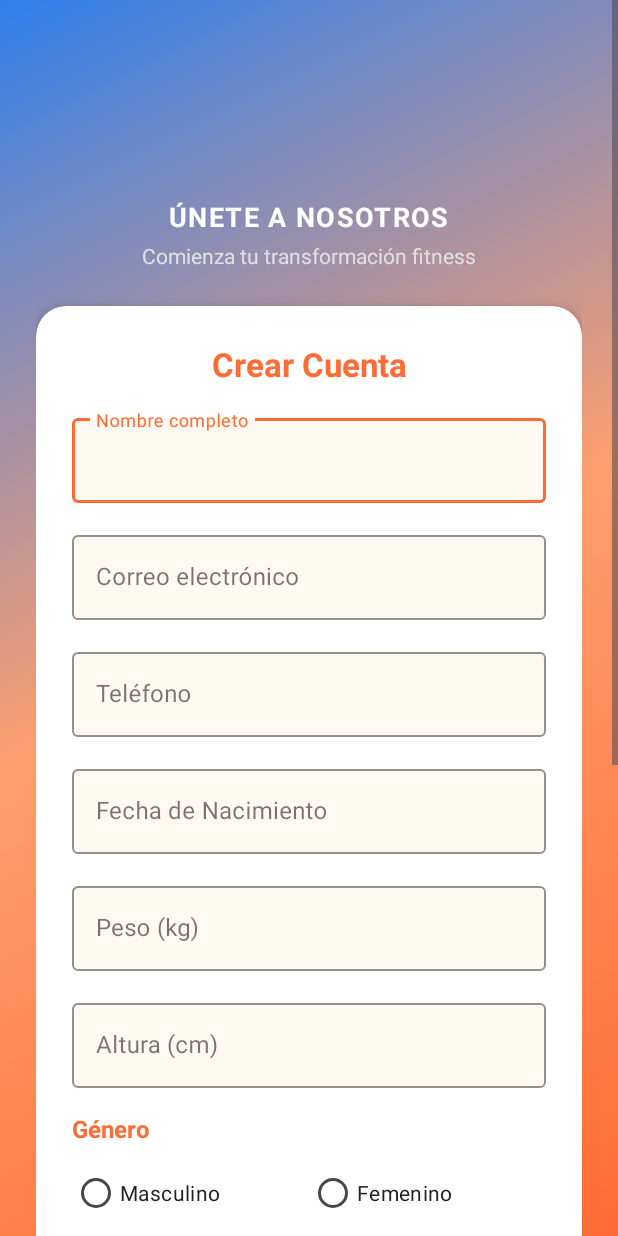
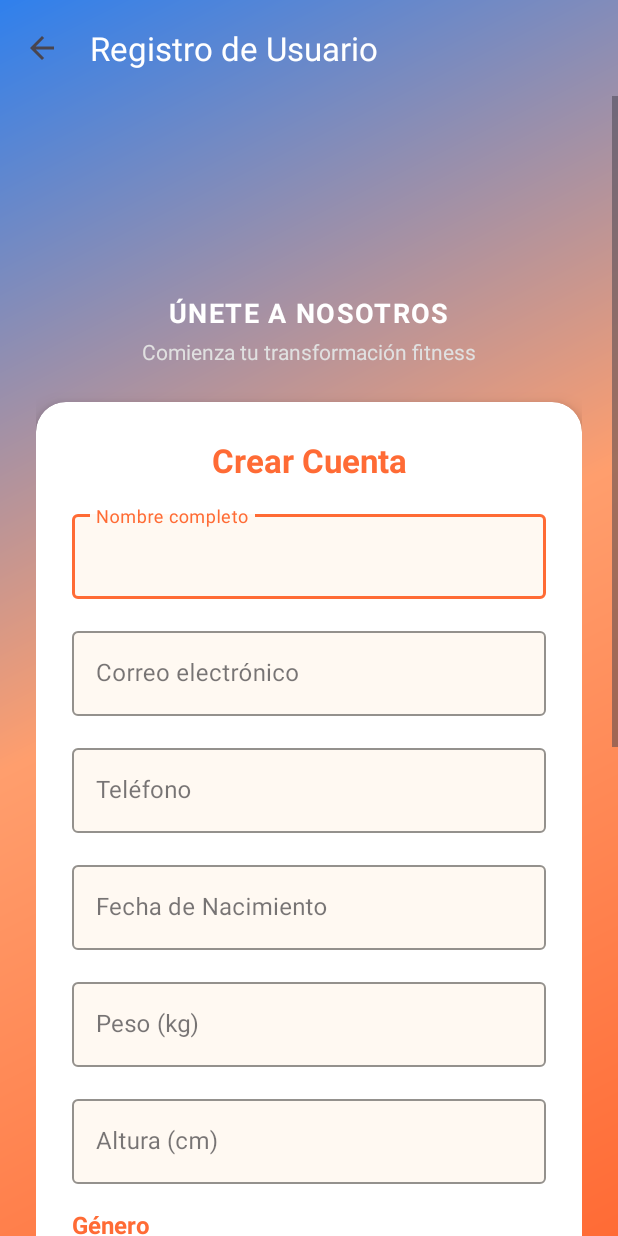
Before and after one commit to CapiArpan/GymApp, an Android app: the RegisterActivity screen opened directly, with no data from a screen before it, on a phone screen of 412 x 824 dp. Run offline under Robolectric (Android 15) with nearby library versions, the light colour scheme and no system bars.

Commit message:
agregue funcion de regreso a login de register

```diff
--- a/app/src/main/java/com/unidad/gymapp/RegisterActivity.java
+++ b/app/src/main/java/com/unidad/gymapp/RegisterActivity.java
@@ -1,6 +1,7 @@
 package com.unidad.gymapp;
 
 import android.app.DatePickerDialog;
+import android.content.Intent;
 import android.os.Bundle;
 import android.view.View;
 import android.widget.AdapterView;
@@ -11,7 +12,9 @@ import android.widget.Spinner;
 import android.widget.TextView;
 import android.widget.Toast;
 
+import androidx.activity.OnBackPressedCallback;
 import androidx.appcompat.app.AppCompatActivity;
+import androidx.appcompat.widget.Toolbar;
 
 import com.google.android.material.button.MaterialButton;
 import com.google.android.material.textfield.TextInputEditText;
@@ -23,8 +26,9 @@ public class RegisterActivity extends AppCompatActivity {
     private TextInputEditText etNombre, etCorreo, etTelefono, etFechaNacimiento, etPeso, etAltura, etContrasena, etConfirmarContrasena;
     private RadioGroup rgGenero;
     private Spinner spObjetivo, spEntrenador;
-    private TextView tvTelefonoEntrenador;
+    private TextView tvTelefonoEntrenador, tvBackToLogin;
     private MaterialButton btnRegistrar;
+    private Toolbar toolbar;
 
     private String[] telefonosEntrenadores;
 
@@ -32,6 +36,13 @@ public class RegisterActivity extends AppCompatActivity {
     protected void onCreate(Bundle savedInstanceState) {
         super.onCreate(savedInstanceState);
         setContentView(R.layout.activity_register);
+
+        // CONFIGURAR TOOLBAR (ESTO FALTABA)
+        toolbar = findViewById(R.id.toolbarRegister);
+        setSupportActionBar(toolbar);
+        getSupportActionBar().setDisplayHomeAsUpEnabled(true);
+        getSupportActionBar().setDisplayShowHomeEnabled(true);
+        getSupportActionBar().setTitle("Registro de Usuario");
 
         // Bind views
         etNombre = findViewById(R.id.etNombre);
@@ -48,6 +59,9 @@ public class RegisterActivity extends AppCompatActivity {
         spEntrenador = findViewById(R.id.spEntrenador);
         tvTelefonoEntrenador = findViewById(R.id.tvTelefonoEntrenador);
         btnRegistrar = findViewById(R.id.btnRegistrar);
+
+        // TextView para regresar al login
+        tvBackToLogin = findViewById(R.id.tvBackToLogin);
 
         // Cargar adapters (desde arrays en strings.xml)
         ArrayAdapter<CharSequence> adapterObjetivo =
@@ -145,7 +159,49 @@ public class RegisterActivity extends AppCompatActivity {
             Toast.makeText(this, resumen, Toast.LENGTH_LONG).show();
 
             // Aquí puedes crear el objeto Usuario y guardarlo en BD / enviar al backend
+
+            // Después de registrar, volver al login
+            Intent intent = new Intent(RegisterActivity.this, LoginActivity.class);
+            intent.addFlags(Intent.FLAG_ACTIVITY_CLEAR_TOP | Intent.FLAG_ACTIVITY_SINGLE_TOP);
+            startActivity(intent);
+            finish();
         });
+
+        // FUNCIONALIDAD PARA REGRESAR AL LOGIN - TextView "Inicia sesión"
+        tvBackToLogin.setOnClickListener(new View.OnClickListener() {
+            @Override
+            public void onClick(View v) {
+                // Regresar a LoginActivity
+                Intent intent = new Intent(RegisterActivity.this, LoginActivity.class);
+                intent.addFlags(Intent.FLAG_ACTIVITY_CLEAR_TOP | Intent.FLAG_ACTIVITY_SINGLE_TOP);
+                startActivity(intent);
+                finish();
+            }
+        });
+
+        // MANEJO MODERNO DEL BOTÓN DE RETROCESO
+        OnBackPressedCallback callback = new OnBackPressedCallback(true) {
+            @Override
+            public void handleOnBackPressed() {
+                // Regresar al login al presionar back
+                Intent intent = new Intent(RegisterActivity.this, LoginActivity.class);
+                intent.addFlags(Intent.FLAG_ACTIVITY_CLEAR_TOP | Intent.FLAG_ACTIVITY_SINGLE_TOP);
+                startActivity(intent);
+                finish();
+            }
+        };
+        getOnBackPressedDispatcher().addCallback(this, callback);
+    }
+
+    // ESTE MÉTODO FALTABA PARA LA TOOLBAR
+    @Override
+    public boolean onSupportNavigateUp() {
+        // Regresar al login cuando se presiona el botón de la toolbar
+        Intent intent = new Intent(RegisterActivity.this, LoginActivity.class);
+        intent.addFlags(Intent.FLAG_ACTIVITY_CLEAR_TOP | Intent.FLAG_ACTIVITY_SINGLE_TOP);
+        startActivity(intent);
+        finish();
+        return true;
     }
 
     private String getText(TextInputEditText et) {
--- a/app/src/main/res/layout/activity_register.xml
+++ b/app/src/main/res/layout/activity_register.xml
@@ -1,9 +1,36 @@
 <?xml version="1.0" encoding="utf-8"?>
-<ScrollView xmlns:android="http://schemas.android.com/apk/res/android"
+<LinearLayout xmlns:android="http://schemas.android.com/apk/res/android"
     xmlns:app="http://schemas.android.com/apk/res-auto"
     android:layout_width="match_parent"
     android:layout_height="match_parent"
-    android:background="@drawable/gym_bg_gradient_no_green"
+    android:orientation="vertical"
+    android:background="@drawable/gym_bg_gradient_no_green">
+
+    <!-- Toolbar para regresar al login -->
+    <com.google.android.material.appbar.AppBarLayout
+        android:layout_width="match_parent"
+        android:layout_height="?attr/actionBarSize"
+        android:background="@android:color/transparent"
+        android:elevation="0dp">
+
+        <androidx.appcompat.widget.Toolbar
+            android:id="@+id/toolbarRegister"
+            android:layout_width="match_parent"
+            android:layout_height="match_parent"
+            android:background="@android:color/transparent"
+            android:minHeight="?attr/actionBarSize"
+            app:title="Registro de Usuario"
+            app:titleTextColor="#FFFFFF"
+            app:navigationIcon="?android:attr/homeAsUpIndicator"
+            app:contentInsetStart="0dp"
+            app:contentInsetLeft="0dp" />
+
+    </com.google.android.material.appbar.AppBarLayout>
+
+    <ScrollView
+        android:layout_width="match_parent"
+        android:layout_height="0dp"
+        android:layout_weight="1"
         android:fillViewport="true">
 
         <LinearLayout
@@ -385,3 +412,5 @@
                 android:layout_marginTop="16dp" />
         </LinearLayout>
     </ScrollView>
+
+</LinearLayout>
```
Lines whose indentation alone changed are shown as unchanged.
